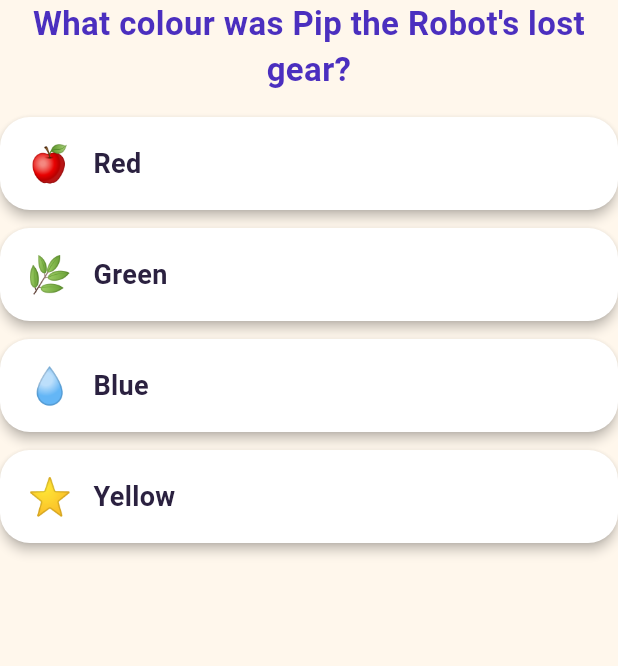
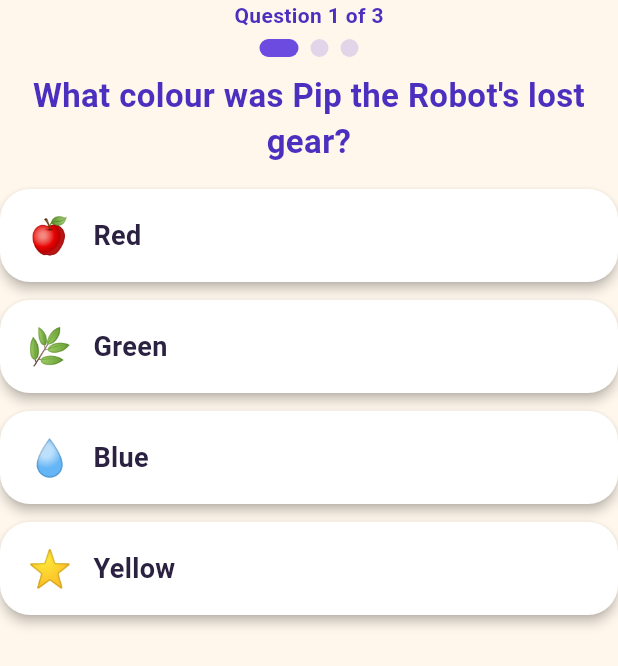
Before and after one commit to thirumani-vihaan/ultimate-ai-narrator, a Flutter app: the _QuizArea widget shown alone on an empty page, opened directly with empty values, on a phone screen of 412 x 824 dp. Shown: the top 666 px of the screen. Run offline on Flutter 3.47's test engine with Material 3 defaults, Android fonts, the phone set to English and light mode, and no system bars; our stand-ins replace confetti, flutter_riverpod, flutter_tts.

Commit message:
feat(phase3): multi-question progression (3/4/5 options live) with progress dots + Next/Read-again; make narrator stream test deterministic

```diff
--- a/lib/state/quiz_state.dart
+++ b/lib/state/quiz_state.dart
@@ -48,6 +48,12 @@ class QuizState {
 
   bool get isSolved => status == QuizStatus.solved;
 
+  /// Total questions in the sequence.
+  int get total => questions.length;
+
+  /// Whether the current question is the last in the sequence.
+  bool get isLastQuestion => index >= questions.length - 1;
+
   QuizState copyWith({
     List<Question>? questions,
     int? index,
--- a/lib/ui/story_screen.dart
+++ b/lib/ui/story_screen.dart
@@ -196,6 +196,7 @@ class _QuizArea extends ConsumerWidget {
   Widget build(BuildContext context, WidgetRef ref) {
     final quiz = ref.watch(quizControllerProvider);
     final quizController = ref.read(quizControllerProvider.notifier);
+    final story = ref.read(storyControllerProvider.notifier);
     final revealing = phase is PhaseRevealing;
 
     if (quiz.status == QuizStatus.error) {
@@ -209,11 +210,33 @@ class _QuizArea extends ConsumerWidget {
       return const _RevealPlaceholder();
     }
 
+    final solved = phase is PhaseSuccess;
     return Column(
       crossAxisAlignment: CrossAxisAlignment.stretch,
       children: <Widget>[
-        if (phase is PhaseSuccess) const _SuccessBanner(),
+        if (solved) const _SuccessBanner(),
+        if (quiz.total > 1) ...<Widget>[
+          _QuizProgress(index: quiz.index, total: quiz.total),
+          const SizedBox(height: 10),
+        ],
         QuizPanel(state: quiz, onAnswer: quizController.answer),
+        if (solved) ...<Widget>[
+          const SizedBox(height: 16),
+          if (quiz.isLastQuestion)
+            _RestartButton(
+              onRestart: () {
+                quizController.reset();
+                story.readStory();
+              },
+            )
+          else
+            _NextButton(
+              onNext: () {
+                quizController.nextQuestion();
+                story.goToQuiz();
+              },
+            ),
+        ],
       ],
     );
   }
@@ -253,7 +276,6 @@ class _RevealPlaceholder extends StatelessWidget {
 
 class _SuccessBanner extends StatelessWidget {
   const _SuccessBanner();
-
   @override
   Widget build(BuildContext context) {
     return Container(
@@ -293,3 +315,117 @@ class _SuccessBanner extends StatelessWidget {
     );
   }
 }
+
+/// Row of dots showing progress through the question sequence.
+class _QuizProgress extends StatelessWidget {
+  const _QuizProgress({required this.index, required this.total});
+
+  final int index;
+  final int total;
+
+  @override
+  Widget build(BuildContext context) {
+    return Column(
+      children: <Widget>[
+        Text(
+          'Question ${index + 1} of $total',
+          style: const TextStyle(
+            fontSize: 14,
+            fontWeight: FontWeight.w700,
+            color: PebloColors.primaryDark,
+          ),
+        ),
+        const SizedBox(height: 6),
+        Row(
+          mainAxisAlignment: MainAxisAlignment.center,
+          children: <Widget>[
+            for (int i = 0; i < total; i++)
+              AnimatedContainer(
+                duration: const Duration(milliseconds: 250),
+                margin: const EdgeInsets.symmetric(horizontal: 4),
+                width: i == index ? 26 : 12,
+                height: 12,
+                decoration: BoxDecoration(
+                  color: i < index
+                      ? PebloColors.mint
+                      : (i == index
+                          ? PebloColors.primary
+                          : PebloColors.primary.withValues(alpha: 0.2)),
+                  borderRadius: BorderRadius.circular(6),
+                ),
+              ),
+          ],
+        ),
+      ],
+    );
+  }
+}
+
+class _NextButton extends StatelessWidget {
+  const _NextButton({required this.onNext});
+
+  final VoidCallback onNext;
+
+  @override
+  Widget build(BuildContext context) {
+    return SizedBox(
+      height: 56,
+      child: ElevatedButton.icon(
+        onPressed: onNext,
+        style: ElevatedButton.styleFrom(
+          backgroundColor: PebloColors.primary,
+          foregroundColor: Colors.white,
+          shape: RoundedRectangleBorder(
+            borderRadius: BorderRadius.circular(28),
+          ),
+          textStyle: const TextStyle(fontSize: 18, fontWeight: FontWeight.bold),
+        ),
+        icon: const Icon(Icons.arrow_forward_rounded),
+        label: const Text('Next question'),
+      ),
+    );
+  }
+}
+
+class _RestartButton extends StatelessWidget {
+  const _RestartButton({required this.onRestart});
+
+  final VoidCallback onRestart;
+
+  @override
+  Widget build(BuildContext context) {
+    return Column(
+      children: <Widget>[
+        const Text(
+          '🌟 You finished all the questions! 🌟',
+          textAlign: TextAlign.center,
+          style: TextStyle(
+            fontSize: 16,
+            fontWeight: FontWeight.w800,
+            color: PebloColors.primaryDark,
+          ),
+        ),
+        const SizedBox(height: 12),
+        SizedBox(
+          height: 56,
+          child: ElevatedButton.icon(
+            onPressed: onRestart,
+            style: ElevatedButton.styleFrom(
+              backgroundColor: PebloColors.accent,
+              foregroundColor: PebloColors.ink,
+              shape: RoundedRectangleBorder(
+                borderRadius: BorderRadius.circular(28),
+              ),
+              textStyle: const TextStyle(
+                fontSize: 18,
+                fontWeight: FontWeight.bold,
+              ),
+            ),
+            icon: const Icon(Icons.replay_rounded),
+            label: const Text('Read it again'),
+          ),
+        ),
+      ],
+    );
+  }
+}
```
Also changed, not shown: lib/state/quiz_controller.dart (+10 -0 lines), lib/state/story_controller.dart (+7 -0 lines), 2 other files.
